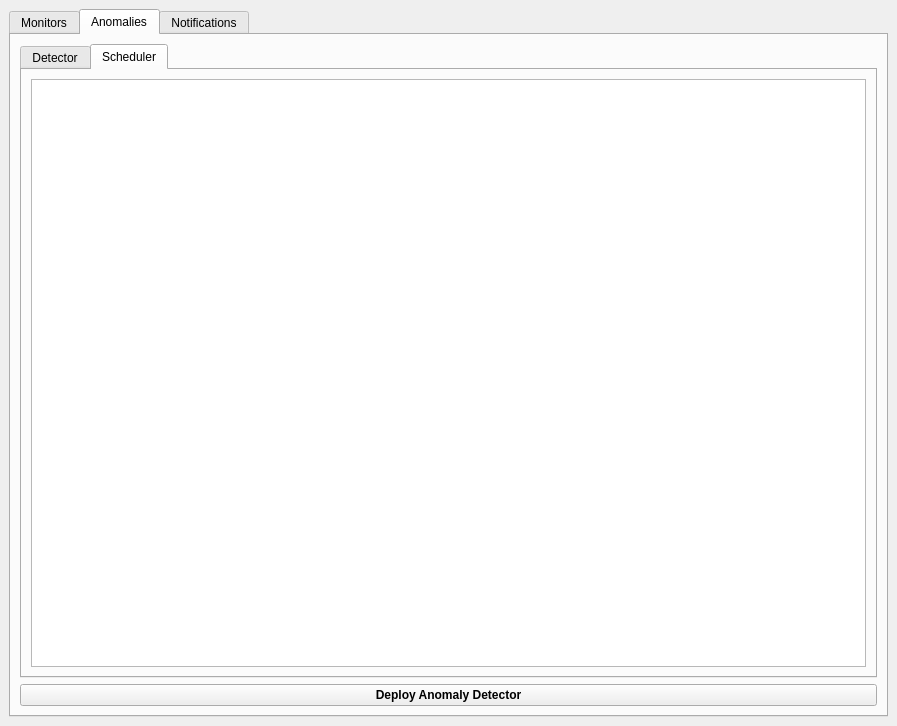
This is smad.ui in kosnet2/smad as Qt 5 draws it before an edit. The edited form follows.
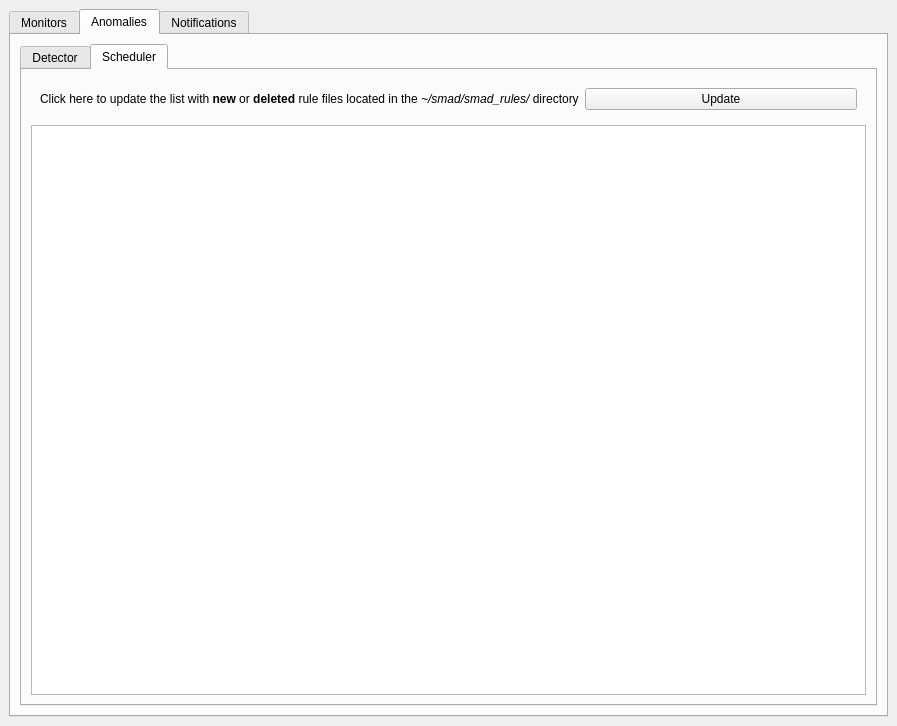
This is the edited form. Custom widgets are drawn as their Qt base class.

Commit message: added tooltips, styles and active/inactive rules status

Patch:
```diff
--- a/smad.ui
+++ b/smad.ui
@@ -768,6 +768,26 @@
             <string>Scheduler</string>
            </attribute>
            <layout class="QGridLayout" name="gridLayout_4">
+            <item row="0" column="0">
+             <widget class="QWidget" name="widget_3" native="true">
+              <layout class="QHBoxLayout" name="horizontalLayout_7">
+               <item>
+                <widget class="QLabel" name="label">
+                 <property name="text">
+                  <string>&lt;html&gt;&lt;head/&gt;&lt;body&gt;&lt;p&gt;Click here to update the list with &lt;span style=&quot; font-weight:600;&quot;&gt;new &lt;/span&gt;or &lt;span style=&quot; font-weight:600;&quot;&gt;deleted&lt;/span&gt; rule files located in the &lt;span style=&quot; font-style:italic;&quot;&gt;~/smad/smad_rules/&lt;/span&gt; directory&lt;/p&gt;&lt;/body&gt;&lt;/html&gt;</string>
+                 </property>
+                </widget>
+               </item>
+               <item>
+                <widget class="QPushButton" name="anomaliesUpdateButton">
+                 <property name="text">
+                  <string>Update</string>
+                 </property>
+                </widget>
+               </item>
+              </layout>
+             </widget>
+            </item>
             <item row="1" column="0">
              <widget class="QTreeWidget" name="treeWidget">
               <property name="animated">
@@ -791,19 +811,6 @@
           </widget>
          </widget>
         </item>
-        <item>
-         <widget class="QPushButton" name="anomaliesDeployAnomalyDetectorButton">
-          <property name="font">
-           <font>
-            <weight>75</weight>
-            <bold>true</bold>
-           </font>
-          </property>
-          <property name="text">
-           <string>Deploy Anomaly Detector</string>
-          </property>
-         </widget>
-        </item>
        </layout>
       </widget>
       <widget class="QWidget" name="tab_3">
```
Left out of the diff: 10 changed lines with no effect on the pictures. The commit also changes 5 other files.
